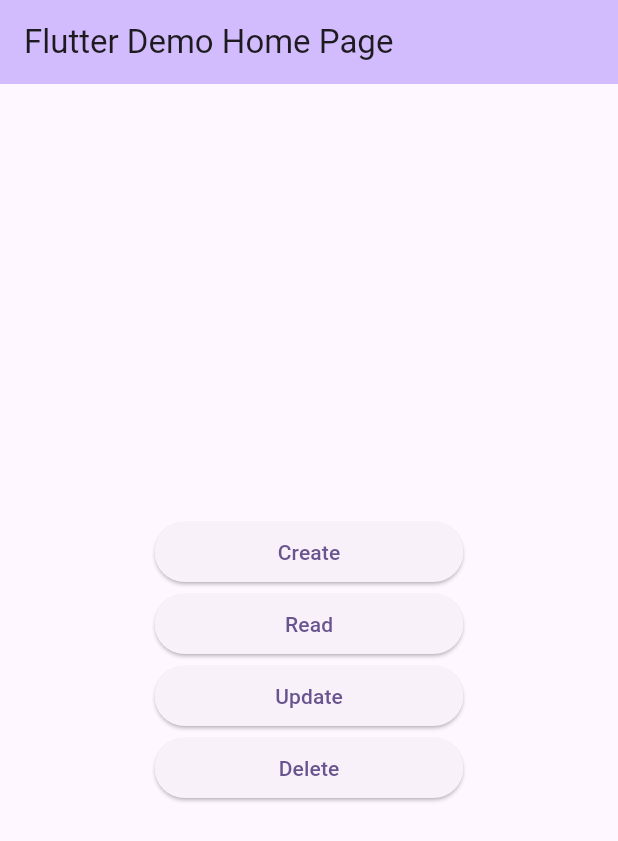
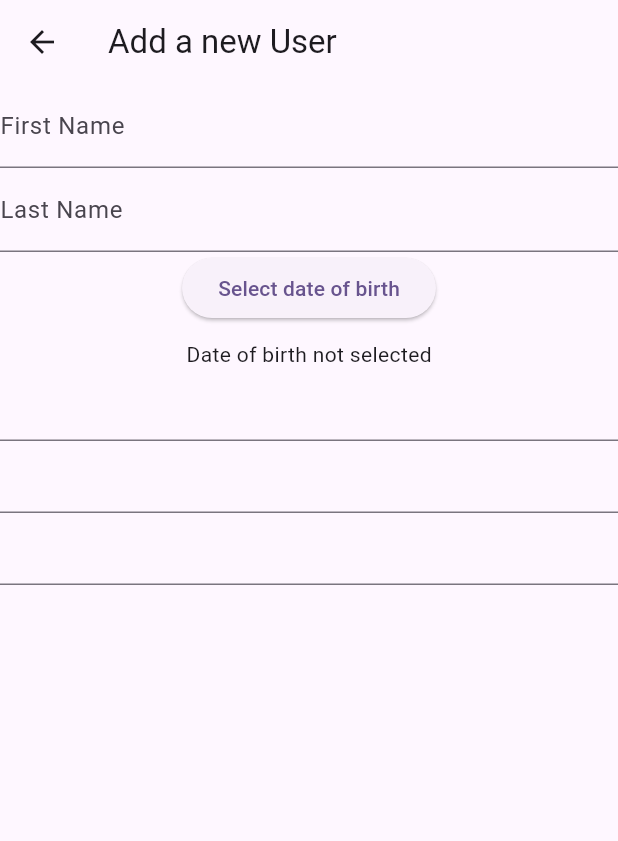
Before and after one commit to ZohaAnsari/customer-data-manager, a Flutter app: the screen it shows after launch, after a tap on "Create", on a phone screen of 412 x 824 dp. Shown: the top 841 px of the screen. Run offline on Flutter 3.47's test engine with Material 3 defaults, Android fonts, the light colour scheme and no system bars.

Commit message:
Add functionality to crud operation buttons
using TDD, now functionality is added and tested to CRUD operations' buttons to make sure that by clicking on each of the operations the corresponding alert dialog or page shows up and that they contain the correct widgets inside as well.

```diff
--- a/customer_data_manager/lib/controller/controller.dart
+++ b/customer_data_manager/lib/controller/controller.dart
@@ -1,7 +1,9 @@
+import 'package:customer_data_manager/ui/create_form.dart';
 import 'package:customer_data_manager/utils/enum.dart';
+import 'package:flutter/material.dart';
+import 'package:customer_data_manager/widgets/name_dialog.dart';
 
 class Controller {
-
   String determineOperation(Operation operation) {
     switch (operation) {
       case Operation.CREATE:
@@ -14,4 +16,28 @@ class Controller {
         return 'Delete';
     }
   }
+
+  determineAction(Operation operation, context) {
+    switch (operation) {
+      case Operation.CREATE:
+        Navigator.push(
+            context, MaterialPageRoute(builder: (context) => CreateForm()));
+        break;
+      case Operation.READ:
+        showDialog(
+            context: context,
+            builder: (BuildContext context) {
+              return NameDialog();
+            });
+        break;
+      case Operation.UPDATE:
+        Navigator.push(
+            context, MaterialPageRoute(builder: (context) => NameDialog()));
+        break;
+      case Operation.DELETE:
+        Navigator.push(
+            context, MaterialPageRoute(builder: (context) => NameDialog()));
+        break;
+    }
+  }
 }
--- /dev/null
+++ b/customer_data_manager/lib/ui/create_form.dart
@@ -0,0 +1,42 @@
+import 'package:customer_data_manager/widgets/bank_account_input_field.dart';
+import 'package:customer_data_manager/widgets/date_of_birth_input_field.dart';
+import 'package:customer_data_manager/widgets/email_input_field.dart';
+import 'package:customer_data_manager/widgets/first_name_input_field.dart';
+import 'package:customer_data_manager/widgets/last_name_input_field.dart';
+import 'package:customer_data_manager/widgets/phone_number_input_field.dart';
+import 'package:flutter/material.dart';
+
+class CreateForm extends StatelessWidget {
+  const CreateForm({super.key});
+
+  static const Key firstnameInputKey = Key('firstNameField');
+  static const Key lastnameInputKey = Key('lastNameField');
+  static const Key dateofbirthInputKey = Key('dateOfBirthField');
+  static const Key phoneInputKey = Key('phoneNumberField');
+  static const Key emailInputKey = Key('emailField');
+  static const Key bankaccountInputKey = Key('bankAccountField');
+
+  @override
+  Widget build(BuildContext context) {
+    return Scaffold(
+      appBar: AppBar(
+        title: const Text("Add a new User"),
+      ),
+      body: Container(
+        height: MediaQuery.of(context).size.height,
+        width: MediaQuery.of(context).size.width,
+        child: Column(
+          children: [
+            FirstNameInputField(key: CreateForm.firstnameInputKey),
+            LastNameInputField(key: CreateForm.lastnameInputKey),
+            DateOfBirthInputField(key: CreateForm.dateofbirthInputKey),
+            PhoneNumberInputField(key: CreateForm.phoneInputKey),
+            EmailInputField(key: CreateForm.emailInputKey),
+            BankAccountInputField(key: CreateForm.bankaccountInputKey),
+
+          ]
+        )
+      )
+    );
+  }
+}
--- /dev/null
+++ b/customer_data_manager/lib/widgets/bank_account_input_field.dart
@@ -0,0 +1,10 @@
+import 'package:flutter/material.dart';
+
+class BankAccountInputField extends StatelessWidget {
+  const BankAccountInputField({super.key});
+
+  @override
+  Widget build(BuildContext context) {
+    return const TextField();
+  }
+}
--- a/customer_data_manager/lib/widgets/crud_action_button_widget.dart
+++ b/customer_data_manager/lib/widgets/crud_action_button_widget.dart
@@ -13,7 +13,9 @@ class CRUDActionButtonWidget extends StatelessWidget {
     return SizedBox(
       width: _getScreenWidth(context) / 2,
       child: ElevatedButton(
-          onPressed: () {},
+          onPressed: () {
+            controller.determineAction(operation, context);
+          },
           child: Text(controller.determineOperation(operation))),
     );
   }
--- /dev/null
+++ b/customer_data_manager/lib/widgets/date_of_birth_input_field.dart
@@ -0,0 +1,36 @@
+import 'package:flutter/material.dart';
+
+class DateOfBirthInputField extends StatefulWidget {
+  const DateOfBirthInputField({super.key});
+
+  @override
+  State<DateOfBirthInputField> createState() => _DateOfBirthInputFieldState();
+}
+
+class _DateOfBirthInputFieldState extends State<DateOfBirthInputField> {
+
+  DateTime? selectedDate;
+
+  Future<void> _selectDate(BuildContext context) async {
+    final DateTime? pickedDate = await showDatePicker(
+      context: context,
+      initialDate: DateTime.now(),
+      firstDate: DateTime(1900),
+      lastDate: DateTime.now(),
+    );
+
+    if (pickedDate != null && pickedDate != selectedDate) {
+      setState(() {
+        selectedDate = pickedDate;
+      });
+    }
+  }
+  @override
+  Widget build(BuildContext context) {
+    return Center(child: Column(children: [
+      ElevatedButton(onPressed: () => _selectDate(context), child: Text("Select date of birth")),
+      SizedBox(height: 10),
+      Text(selectedDate != null? 'Date of birth : ${selectedDate.toString().split(' ')[0]}' : 'Date of birth not selected'),
+    ]),);
+  }
+}
--- /dev/null
+++ b/customer_data_manager/lib/widgets/email_input_field.dart
@@ -0,0 +1,10 @@
+import 'package:flutter/material.dart';
+
+class EmailInputField extends StatelessWidget {
+  const EmailInputField({super.key});
+
+  @override
+  Widget build(BuildContext context) {
+    return const TextField();
+  }
+}
--- /dev/null
+++ b/customer_data_manager/lib/widgets/first_name_input_field.dart
@@ -0,0 +1,13 @@
+import 'package:flutter/material.dart';
+
+class FirstNameInputField extends StatelessWidget {
+  const FirstNameInputField({super.key});
+
+  @override
+  Widget build(BuildContext context) {
+    return TextField(
+      onChanged: (value) {},
+      decoration: const InputDecoration(labelText: 'First Name'),
+    );
+  }
+}
--- /dev/null
+++ b/customer_data_manager/lib/widgets/last_name_input_field.dart
@@ -0,0 +1,14 @@
+import 'package:flutter/material.dart';
+
+class LastNameInputField extends StatelessWidget {
+  const LastNameInputField({super.key});
+
+  @override
+  Widget build(BuildContext context) {
+    return TextField(
+      // key: lastNameInputFieldKey,
+      onChanged: (value) {},
+      decoration: const InputDecoration(labelText: 'Last Name'),
+    );
+  }
+}
--- /dev/null
+++ b/customer_data_manager/lib/widgets/phone_number_input_field.dart
@@ -0,0 +1,10 @@
+import 'package:flutter/material.dart';
+
+class PhoneNumberInputField extends StatelessWidget {
+  const PhoneNumberInputField({super.key});
+
+  @override
+  Widget build(BuildContext context) {
+    return const TextField();
+  }
+}
```
Also changed, not shown: customer_data_manager/lib/widgets/name_dialog.dart (added, +58 -0 lines), customer_data_manager/lib/ui/delete_form.dart (added), customer_data_manager/lib/ui/read_form.dart (added), customer_data_manager/lib/ui/update_form.dart (added), 1 other file.
